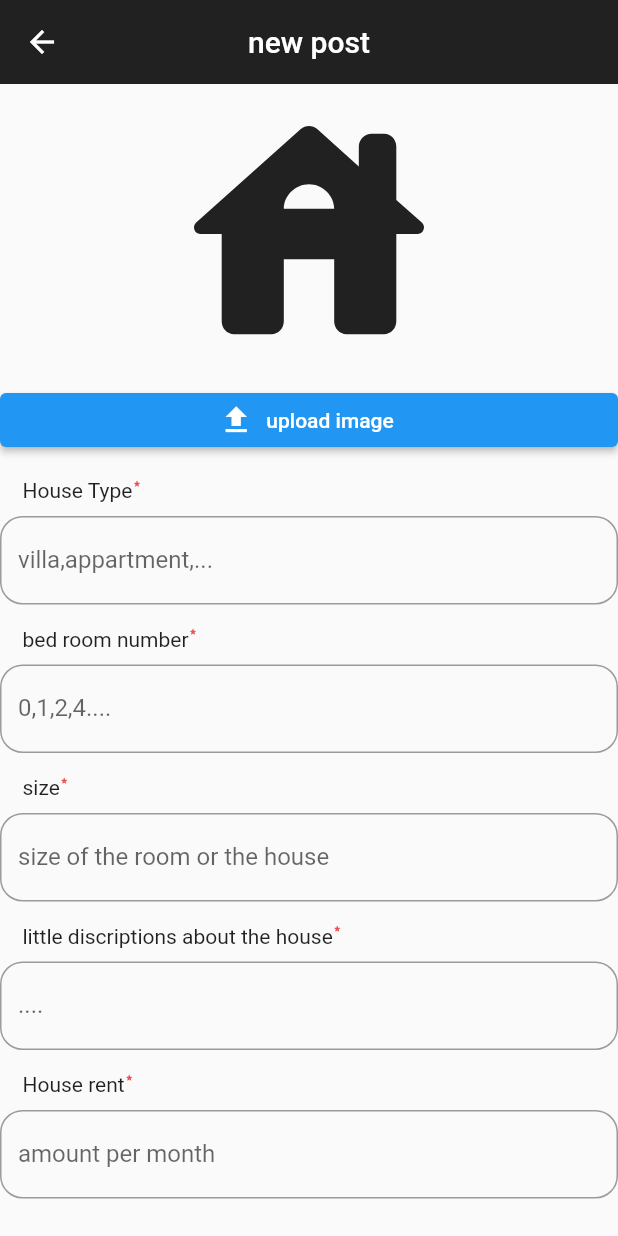
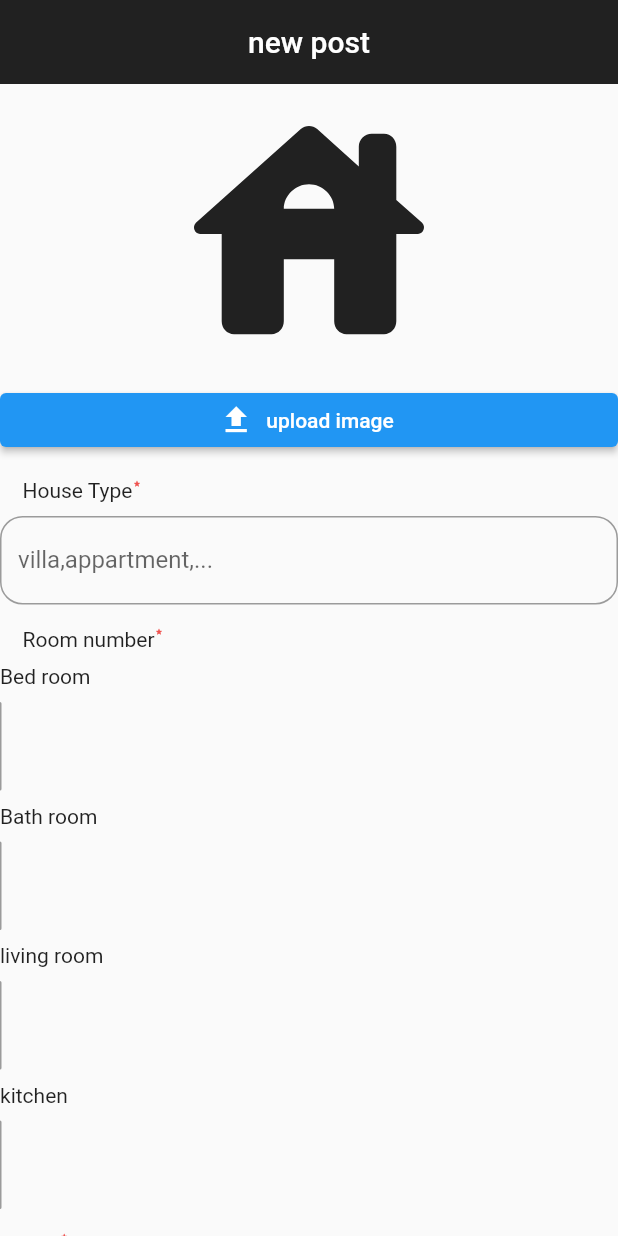
Before and after one commit to zerihunMoges/GOJO, a Flutter app: the Create_post screen opened directly, on a phone screen of 412 x 824 dp. Run offline on Flutter 3.47's test engine with Material 2 defaults, Android fonts, the phone set to English and light mode, and no system bars; our stand-ins replace file_picker, flutter_bloc, go_router.

Commit message:
new features added

```diff
--- a/gojo_flutter/lib/login_and_post/Create_post.dart
+++ b/gojo_flutter/lib/login_and_post/Create_post.dart
@@ -95,7 +95,7 @@ class _Create_postState extends State<Create_post> {
                 SizedBox(
                   width: 15,
                 ),
-                Text("bed room number"),
+                Text("Room number"),
                 Icon(
                   Icons.star_rate_rounded,
                   size: 6,
@@ -105,9 +105,19 @@ class _Create_postState extends State<Create_post> {
               SizedBox(
                 height: 9,
               ),
-              TextFormField(
+              Text("Bed room")
+              ,
+              SizedBox(
+                height: 9,
+              ),
+
+                Padding(
+                  padding: EdgeInsets.only(right: 500),
+                  child: TextFormField(
+
+                  style: TextStyle(),
                         decoration: InputDecoration(
-                          labelText: "0,1,2,4....",
+
                             border: OutlineInputBorder(
                               borderRadius:
                                   BorderRadius.all(Radius.circular(15.0)),
@@ -119,6 +129,97 @@ class _Create_postState extends State<Create_post> {
                           return null;
                         },
                       ),
+                ),
+
+                SizedBox(
+                height: 9,
+              ),
+              Text("Bath room")
+              ,
+              SizedBox(
+                height: 9,
+              ),
+
+                Padding(
+                  padding: EdgeInsets.only(right: 500),
+                  child: TextFormField(
+
+                  style: TextStyle(),
+                        decoration: InputDecoration(
+
+                            border: OutlineInputBorder(
+                              borderRadius:
+                                  BorderRadius.all(Radius.circular(15.0)),
+                            )),
+                        validator: (value) {
+                          if (value == null || value.isEmpty) {
+                            return "please enter the number of bedrooms";
+                          }
+                          return null;
+                        },
+                      ),
+                ),
+
+                SizedBox(
+                height: 9,
+              ),
+              Text("living room")
+              ,
+              SizedBox(
+                height: 9,
+              ),
+
+                Padding(
+                  padding: EdgeInsets.only(right: 500),
+                  child: TextFormField(
+
+                  style: TextStyle(),
+                        decoration: InputDecoration(
+
+                            border: OutlineInputBorder(
+                              borderRadius:
+                                  BorderRadius.all(Radius.circular(15.0)),
+                            )),
+                        validator: (value) {
+                          if (value == null || value.isEmpty) {
+                            return "please enter the number of bedrooms";
+                          }
+                          return null;
+                        },
+                      ),
+                ),
+
+                SizedBox(
+                height: 9,
+              ),
+              Text("kitchen")
+              ,
+              SizedBox(
+                height: 9,
+              ),
+
+                Padding(
+                  padding: EdgeInsets.only(right: 500),
+                  child: TextFormField(
+
+                  style: TextStyle(),
+                        decoration: InputDecoration(
+
+                            border: OutlineInputBorder(
+                              borderRadius:
+                                  BorderRadius.all(Radius.circular(15.0)),
+                            )),
+                        validator: (value) {
+                          if (value == null || value.isEmpty) {
+                            return "please enter the number of bedrooms";
+                          }
+                          return null;
+                        },
+                      ),
+                ),
+
+
+
               SizedBox(
                 height: 15,
               ),
--- a/gojo_flutter/lib/login_and_post/login/model/user.dart
+++ b/gojo_flutter/lib/login_and_post/login/model/user.dart
@@ -14,9 +14,9 @@ class User {
 
 
   User.fromJson(Map<String, dynamic> json) {
-    userId = json['userId'];
+    userId = json['id'];
     username = json['username'];
-    name = json['name'];
+    name = json['firstname'];
     lastLogin = json['lastLogin'];
     email = json['email'];
   }
--- a/gojo_flutter/lib/login_and_post/login/repository/authentication_repository.dart
+++ b/gojo_flutter/lib/login_and_post/login/repository/authentication_repository.dart
@@ -13,6 +13,7 @@ class AuthenticationRepo {
   Future<ApiResponse> loginUser(String username, String password) async {
     try {
       final response = await authProvider.authenticateUser(username, password);
+
 
       switch (response.statusCode) {
         case 200:
--- a/gojo_flutter/lib/main.dart
+++ b/gojo_flutter/lib/main.dart
@@ -1,14 +1,21 @@
 import 'package:flutter/material.dart';
 import 'package:flutter_bloc/flutter_bloc.dart';
+import 'package:gojo_flutter/login_and_post/Create_post.dart';
 import 'package:gojo_flutter/login_and_post/login/index.dart';
 import 'package:gojo_flutter/login_and_post/login/repository/authentication_repository.dart';
 
 void main() {
-  runApp(const MyApp());
+  runApp( MyApp());
 }
 
-class MyApp extends StatelessWidget {
+class MyApp extends StatefulWidget {
    MyApp({Key? key}) : super(key: key);
+
+  @override
+  State<MyApp> createState() => _MyAppState();
+}
+
+class _MyAppState extends State<MyApp> {
   final AuthBloc authBloc =
       AuthBloc(AuthenticationRepo(AuthenticationRemote()));
 
@@ -31,7 +38,9 @@
           // is not restarted.
           primarySwatch: Colors.blue,
         ),
-        home: const MyHomePage(title: 'Flutter Demo Home Page'),
+        home: Scaffold(
+          body: Create_post(),
+        ),
       ),
     );
   }
```
Lines whose indentation alone changed are shown as unchanged.
